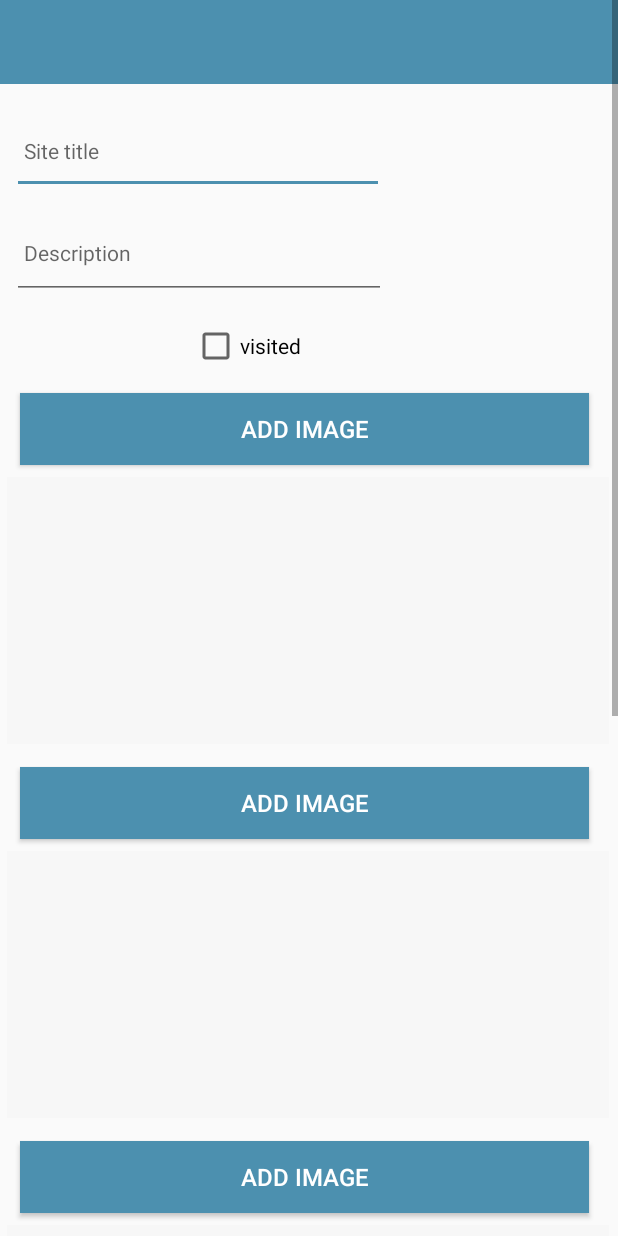
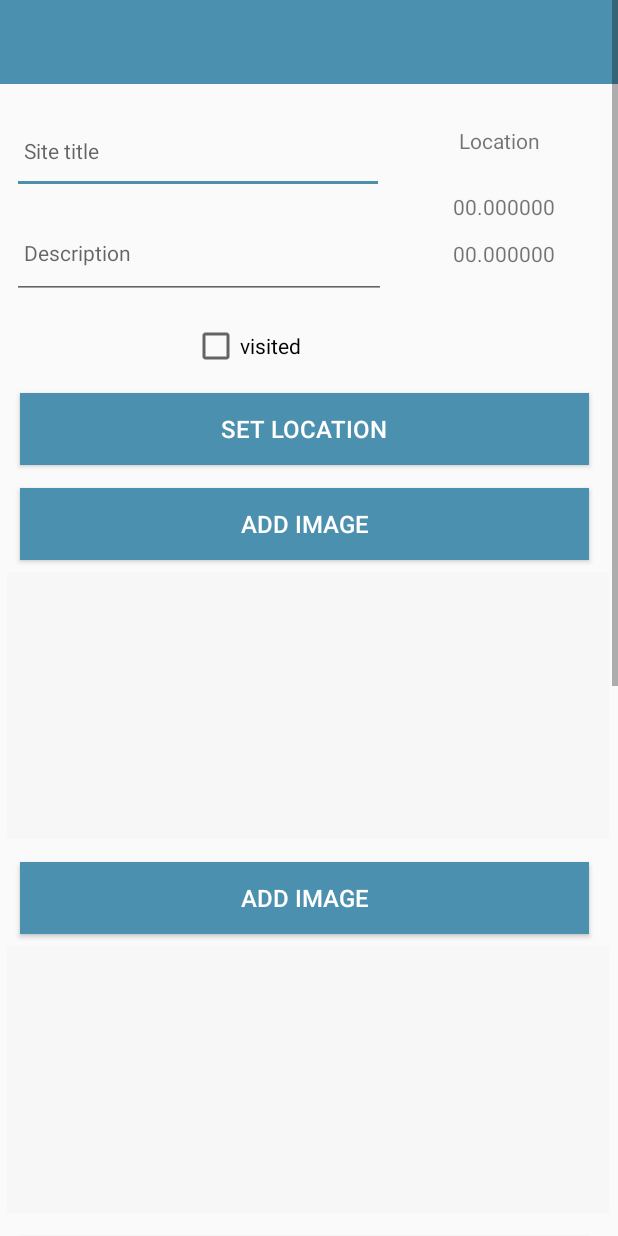
Before and after one commit to MasiSchneider/KAPK_archeological_sites, an Android app: the layout activity_site.xml on its own in the app's theme, with its tools: preview values and no code run, on a phone screen of 412 x 824 dp. Run offline under Robolectric (Android 15) with nearby library versions, the phone set to English and light mode, and no system bars.

Commit message:
V2 - Additional Feature: Edit Location

```diff
--- a/app/build.gradle
+++ b/app/build.gradle
@@ -40,6 +40,7 @@ dependencies {
     implementation 'androidx.appcompat:appcompat:1.2.0'
     implementation 'com.google.android.material:material:1.2.1'
     implementation 'androidx.constraintlayout:constraintlayout:2.0.4'
+    implementation 'com.google.android.gms:play-services-maps:17.0.0'
     testImplementation 'junit:junit:4.13.1'
     androidTestImplementation 'androidx.test.ext:junit:1.1.2'
     androidTestImplementation 'androidx.test.espresso:espresso-core:3.3.0'
--- /dev/null
+++ b/app/src/main/java/org/wit/sites/activities/location/LocationActivity.kt
@@ -0,0 +1,4 @@
+package org.wit.sites.activities.location
+
+class LocationActivity {
+}
--- a/app/src/main/res/layout/activity_site.xml
+++ b/app/src/main/res/layout/activity_site.xml
@@ -79,6 +79,39 @@
                     app:layout_constraintStart_toStartOf="parent"
                     app:layout_constraintTop_toBottomOf="@+id/siteTitle" />
 
+                <TextView
+                    android:id="@+id/textViewLocation"
+                    android:layout_width="90dp"
+                    android:layout_height="24dp"
+                    android:layout_marginStart="32dp"
+                    android:layout_marginTop="84dp"
+                    android:text="Location"
+                    android:textAlignment="center"
+                    app:layout_constraintStart_toEndOf="@+id/siteTitle"
+                    app:layout_constraintTop_toTopOf="parent" />
+
+                <TextView
+                    android:id="@+id/lat"
+                    android:layout_width="95dp"
+                    android:layout_height="19dp"
+                    android:layout_marginTop="20dp"
+                    android:layout_marginEnd="28dp"
+                    android:text="00.000000"
+                    android:textAlignment="center"
+                    app:layout_constraintEnd_toEndOf="parent"
+                    app:layout_constraintTop_toBottomOf="@+id/textViewLocation" />
+
+                <TextView
+                    android:id="@+id/lng"
+                    android:layout_width="95dp"
+                    android:layout_height="19dp"
+                    android:layout_marginTop="12dp"
+                    android:layout_marginEnd="28dp"
+                    android:text="00.000000"
+                    android:textAlignment="center"
+                    app:layout_constraintEnd_toEndOf="parent"
+                    app:layout_constraintTop_toBottomOf="@+id/lat" />
+
                 <CheckBox
                     android:id="@+id/checkBoxVisited"
                     android:layout_width="wrap_content"
@@ -102,6 +135,23 @@
                     app:layout_constraintTop_toBottomOf="@+id/description" />
 
                 <Button
+                    android:id="@+id/button_location"
+                    android:layout_width="379dp"
+                    android:layout_height="wrap_content"
+                    android:layout_marginStart="13dp"
+                    android:layout_marginTop="15dp"
+                    android:layout_marginEnd="19dp"
+                    android:background="@color/colorAccent"
+                    android:paddingTop="8dp"
+                    android:paddingBottom="8dp"
+                    android:text="@string/button_setLocation"
+                    android:textColor="@color/colorPrimary"
+                    android:textSize="16sp"
+                    app:layout_constraintEnd_toEndOf="parent"
+                    app:layout_constraintStart_toStartOf="parent"
+                    app:layout_constraintTop_toBottomOf="@+id/checkBoxVisited" />
+
+                <Button
                     android:id="@+id/chooseImage1"
                     android:layout_width="379dp"
                     android:layout_height="wrap_content"
@@ -116,7 +166,7 @@
                     android:textSize="16sp"
                     app:layout_constraintEnd_toEndOf="parent"
                     app:layout_constraintStart_toStartOf="parent"
-                    app:layout_constraintTop_toBottomOf="@+id/checkBoxVisited" />
+                    app:layout_constraintTop_toBottomOf="@+id/button_location" />
 
                 <ImageView
                     android:id="@+id/SiteImage1"
--- a/app/src/main/res/values/strings.xml
+++ b/app/src/main/res/values/strings.xml
@@ -14,4 +14,6 @@
     <string name="change_site_image">Change site image</string>
     <string name="checkbox_text">visited</string>
     <string name="hint_notes">notes</string>
+    <string name="title_activity_map">Map</string>
+    <string name="button_setLocation">SET LOCATION</string>
 </resources>
```
Also changed, not shown: app/src/debug/res/values/google_maps_api.xml (added, +24 -0 lines), app/src/main/AndroidManifest.xml (+13 -7 lines), app/src/main/java/org/wit/sites/activities/SiteActivity.kt (+27 -2 lines), app/src/main/java/org/wit/sites/activities/map/MapActivity.kt (added, +71 -0 lines), app/src/main/res/layout/activity_map.xml (added, +9 -0 lines), 1 other file.
